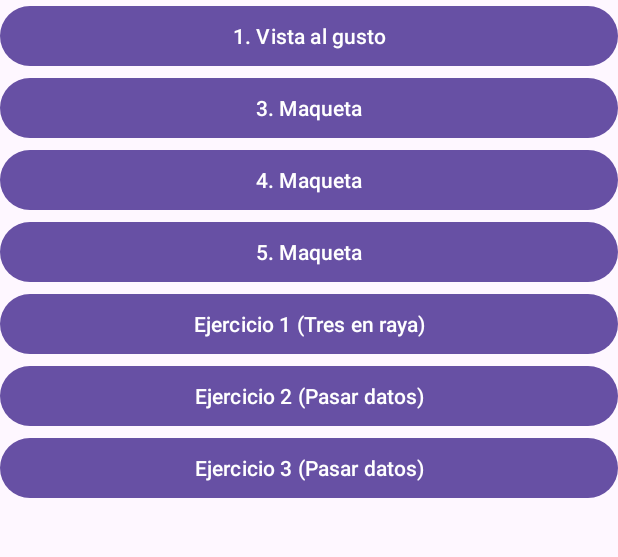
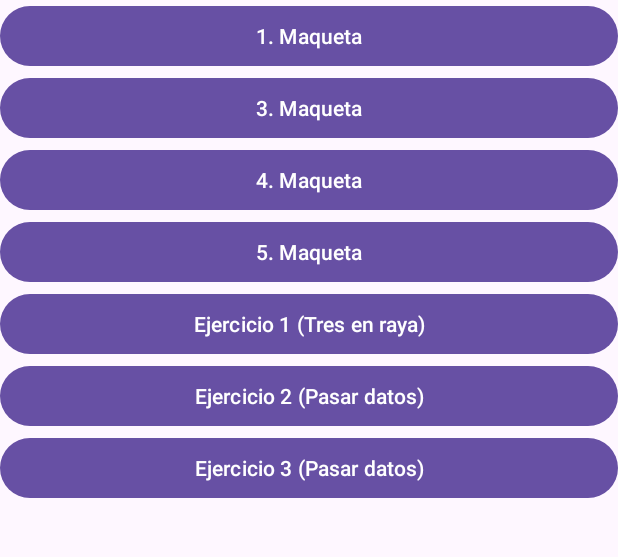
Before and after one commit to MiguelMataRamos/EjerciciosDesarrollo, an Android app: the screen it shows after launch (MainActivity), on a phone screen of 412 x 824 dp, the part 105-662 px from its top. Run offline under Robolectric (Android 15) with nearby library versions, the phone set to English and light mode, and no system bars.

Commit message:
Maqueta 1 link

```diff
--- a/app/src/main/res/layout/activity_main.xml
+++ b/app/src/main/res/layout/activity_main.xml
@@ -41,11 +41,11 @@
             android:orientation="vertical">
 
             <Button
-                android:id="@+id/vista_a_gusto"
+                android:id="@+id/maqueta1"
                 android:layout_width="match_parent"
                 android:layout_height="wrap_content"
                 app:layout_constraintStart_toStartOf="parent"
-                android:text="1. Vista al gusto"
+                android:text="1. Maqueta"
                 android:onClick="iniciarVista"
                 />
 
```
Also changed, not shown: app/src/main/java/com/example/ejerciciosdesarrollo/MainActivity.kt (+7 -0 lines).
